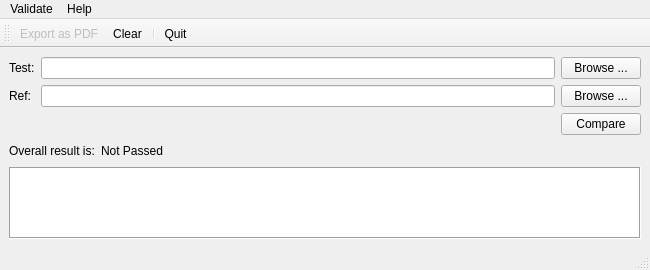
Before: the Qt Designer form ui/main_window.ui in cerealito/validate, drawn with Qt 5.
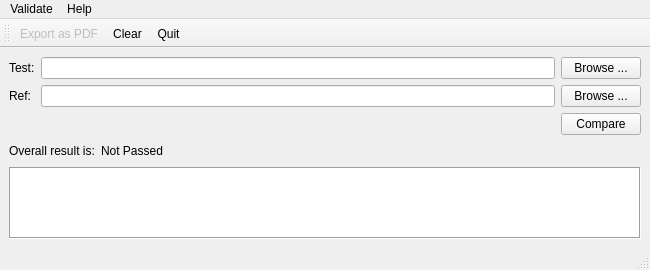
After: the same form once the commit is applied. Icons and pictures are not drawn. Custom widgets are drawn as their Qt base class.

```diff
--- a/ui/main_window.ui
+++ b/ui/main_window.ui
@@ -7,7 +7,7 @@
     <x>0</x>
     <y>0</y>
     <width>650</width>
-    <height>260</height>
+    <height>266</height>
    </rect>
   </property>
   <property name="sizePolicy">
@@ -234,7 +234,6 @@
    </attribute>
    <addaction name="action_to_pdf"/>
    <addaction name="action_clear_all"/>
-   <addaction name="separator"/>
    <addaction name="action_quit"/>
   </widget>
   <action name="action_about">
```
